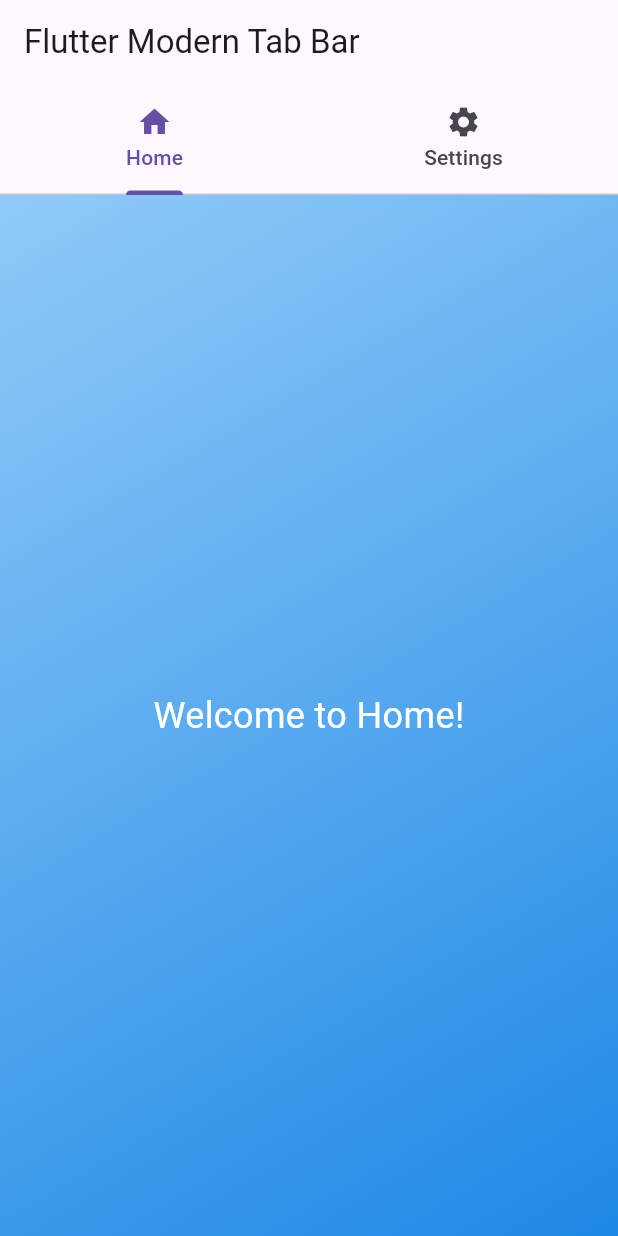
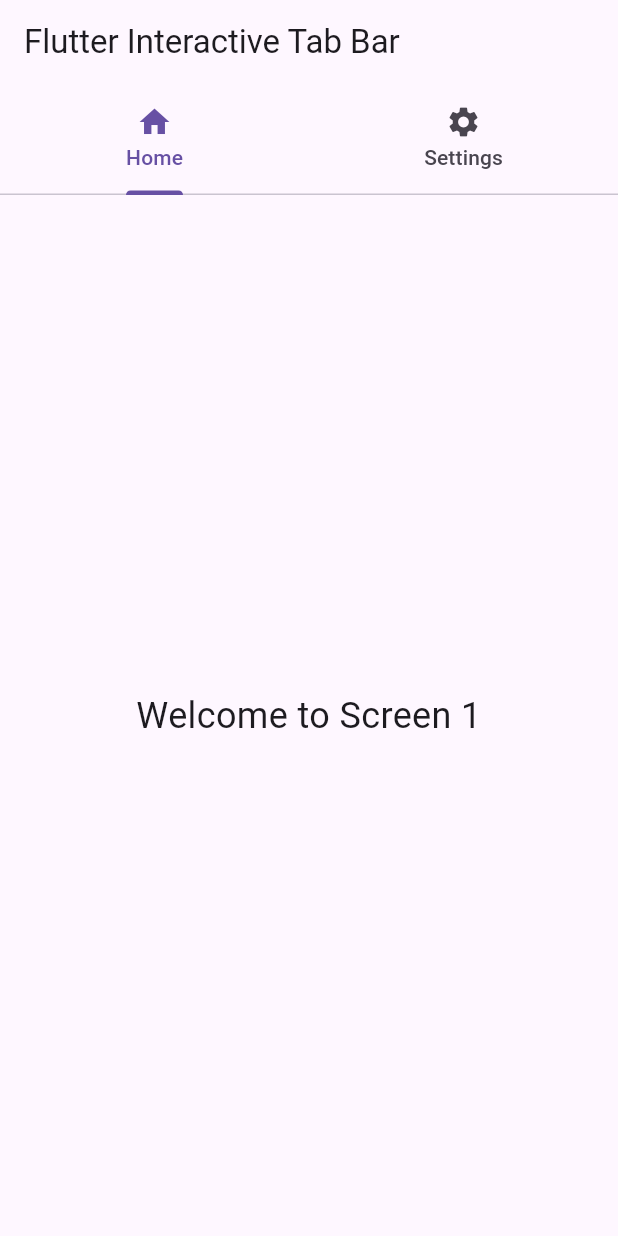
Before and after one commit to Pankaj-Suthar-25/flutter_simple_tab_bar, a Flutter app: the screen it shows after launch, on a phone screen of 412 x 824 dp. Run offline on Flutter 3.47's test engine with Material 3 defaults, Android fonts, the phone set to English and light mode, and no system bars.

Commit message:
Interactive Tab Bar

```diff
--- a/lib/main.dart
+++ b/lib/main.dart
@@ -14,7 +14,7 @@ class MyApp extends StatelessWidget {
       theme: ThemeData(
         primarySwatch: Colors.blue,
       ),
-      home: const ModernTabBar(),
+      home: const InteractiveTabBar(),
     );
   }
 }
@@ -142,3 +142,126 @@ class _ModernTabBarState extends State<ModernTabBar>
     );
   }
 }
+
+class InteractiveTabBar extends StatefulWidget {
+  const InteractiveTabBar({super.key});
+
+  @override
+  State<InteractiveTabBar> createState() => _InteractiveTabBarState();
+}
+
+class _InteractiveTabBarState extends State<InteractiveTabBar>
+    with TickerProviderStateMixin {
+  late TabController _tabController;
+  String _screen1Text = 'Welcome to Screen 1';
+  String _screen2Text = 'Welcome to Screen 2';
+  double _scale = 1.0;
+
+  @override
+  void initState() {
+    super.initState();
+    _tabController = TabController(length: 2, vsync: this);
+  }
+
+  @override
+  void dispose() {
+    _tabController.dispose();
+    super.dispose();
+  }
+
+  void _changeText(int tabIndex) {
+    setState(() {
+      if (tabIndex == 0) {
+        _screen1Text = 'You tapped on Screen 1!';
+      } else {
+        _screen2Text = 'You tapped on Screen 2!';
+      }
+    });
+  }
+
+  void _animateText() {
+    setState(() {
+      _scale = 1.2;
+    });
+    Future.delayed(const Duration(milliseconds: 100), () {
+      setState(() {
+        _scale = 1.0;
+      });
+    });
+  }
+
+  @override
+  Widget build(BuildContext context) {
+    return Scaffold(
+      appBar: AppBar(
+        title: const Text('Flutter Interactive Tab Bar'),
+        bottom: TabBar(
+          controller: _tabController,
+          tabs: const [
+            Tab(icon: Icon(Icons.home), text: 'Home'),
+            Tab(icon: Icon(Icons.settings), text: 'Settings'),
+          ],
+        ),
+      ),
+      body: TabBarView(
+        controller: _tabController,
+        children: [
+          GestureDetector(
+            onTap: () {
+              _changeText(0);
+              _animateText();
+            },
+            child: Center(
+              child: AnimatedSwitcher(
+                duration: const Duration(milliseconds: 300),
+                child: ScaleTransition(
+                  scale: Tween<double>(begin: 1.0, end: _scale)
+                      .animate(CurvedAnimation(
+                    parent: AnimationController(
+                      vsync: this,
+                      duration: const Duration(milliseconds: 300),
+                    ),
+                    curve: Curves.easeInOut,
+                  )),
+                  child: Text(
+                    _screen1Text,
+                    key: ValueKey<String>(_screen1Text),
+                    textAlign: TextAlign.center,
+                    style: const TextStyle(fontSize: 24),
+                  ),
+                ),
+              ),
+            ),
+          ),
+          GestureDetector(
+            onTap: () {
+              _changeText(1);
+              _animateText();
+            },
+            child: Center(
+              child: AnimatedSwitcher(
+                duration: const Duration(milliseconds: 300),
+                child: ScaleTransition(
+                  scale: Tween<double>(begin: 1.0, end: _scale)
+                      .animate(CurvedAnimation(
+                    parent: AnimationController(
+                      vsync: this,
+                      duration: const Duration(milliseconds: 300),
+                    ),
+                    curve: Curves.easeInOut,
+                  )),
+                  child: Text(
+                    _screen2Text,
+                    key: ValueKey<String>(_screen2Text),
+                    textAlign: TextAlign.center,
+                    style: const TextStyle(fontSize: 24),
+                  ),
+                ),
+              ),
+            ),
+          ),
+        ],
+      ),
+    );
+  }
+}
```
